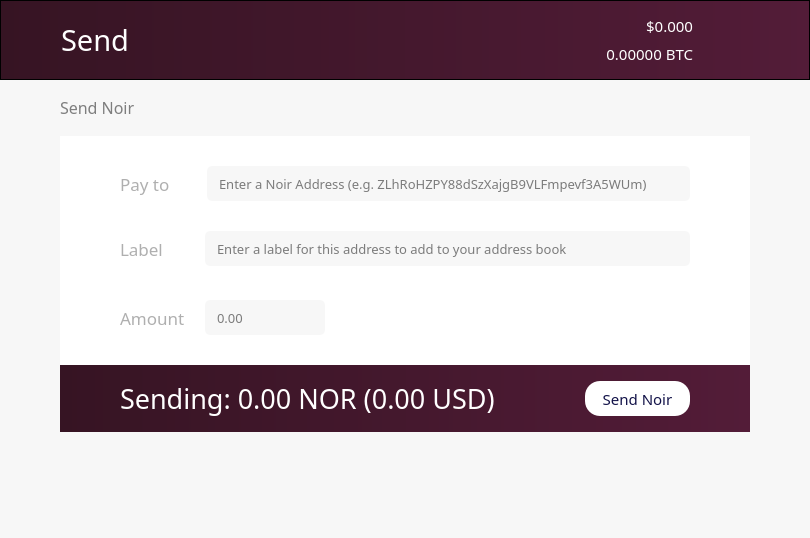
noirofficial/noir, file src/qt/forms/sendcoinsdialog.ui: the form before one commit.
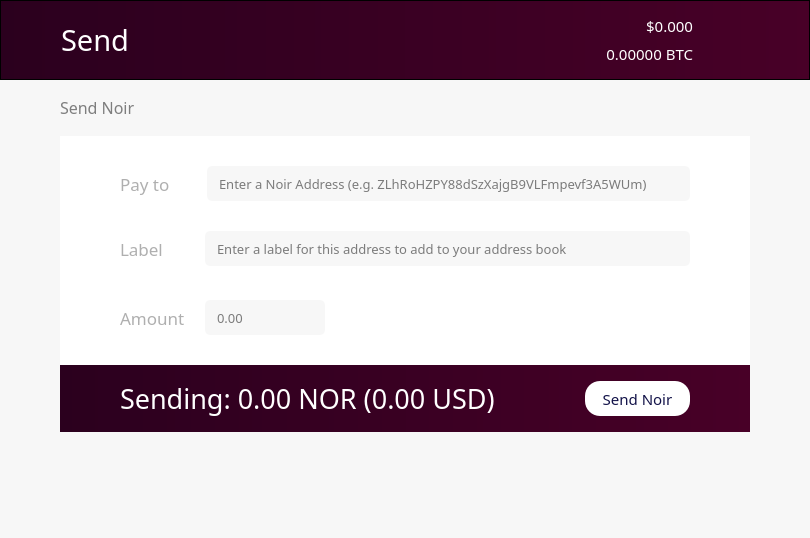
The form after the commit. Icons and pictures are not drawn. Custom widgets are drawn as their Qt base class.

The edit to the form file:
```diff
--- a/src/qt/forms/sendcoinsdialog.ui
+++ b/src/qt/forms/sendcoinsdialog.ui
@@ -75,7 +75,7 @@
           </size>
          </property>
          <property name="styleSheet">
-          <string notr="true">background: QLinearGradient(x1: 0, y1: 0, x2: 1, y2: 0, stop: 0 #361423, stop: 1 #531c38);</string>
+          <string notr="true">background: QLinearGradient(x1: 0, y1: 0, x2: 1, y2: 0, stop: 0 #2b001e, stop: 1 #480027);</string>
          </property>
          <property name="frameShape">
           <enum>QFrame::StyledPanel</enum>
@@ -654,7 +654,7 @@
         <item>
          <widget class="QFrame" name="frame_2">
           <property name="styleSheet">
-           <string notr="true">background: QLinearGradient(x1: 0, y1: 0, x2: 1, y2: 0, stop: 0 #361423, stop: 1 #531c38);</string>
+           <string notr="true">background: QLinearGradient(x1: 0, y1: 0, x2: 1, y2: 0, stop: 0 #2b001e, stop: 1 #480027);</string>
           </property>
           <property name="frameShape">
            <enum>QFrame::StyledPanel</enum>
```
